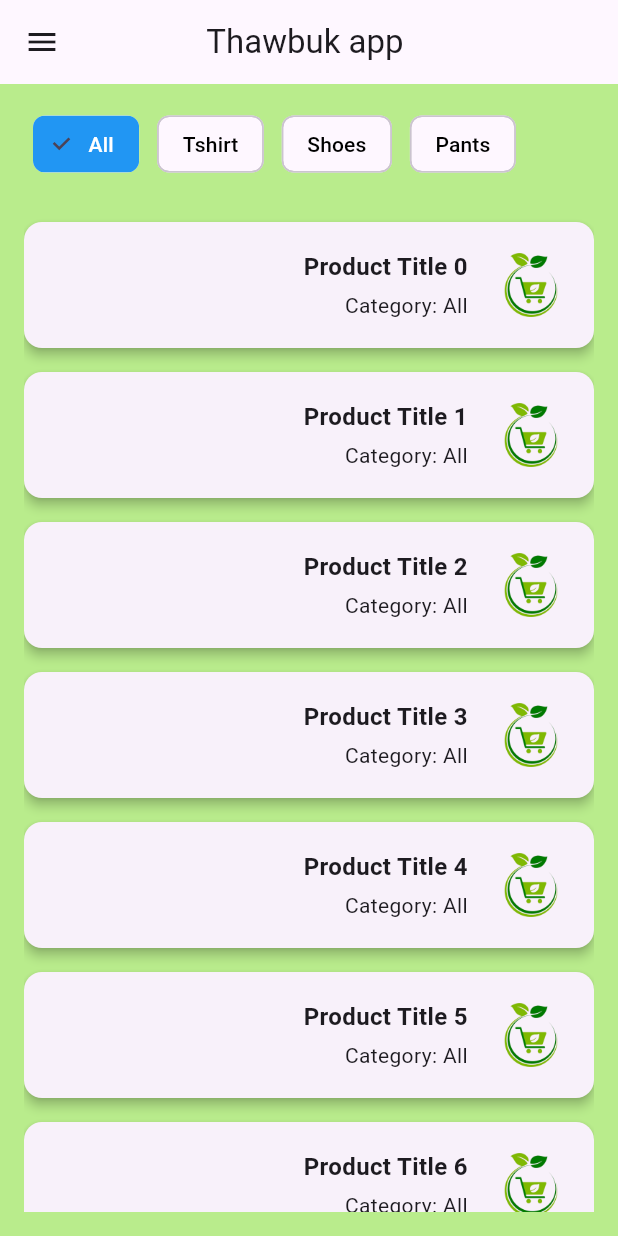
After one commit to ghazibayan905-cmd/thawbuk, a Flutter app: the HomePage screen opened directly, on a phone screen of 412 x 824 dp. The commit adds this screen. Run offline on Flutter 3.47's test engine with Material 3 defaults, Android fonts, the phone set to English and light mode, and no system bars; our stand-ins replace dartz, get, pinput; accounts and stored records are empty.

Commit message:
Implement login success and redirect to home screen

```diff
--- /dev/null
+++ b/lib/core/data/model/product_model.dart
@@ -0,0 +1,78 @@
+class Product {
+	String? sId;
+	String? name;
+	int? stock;
+	String? description;
+	int? price;
+	String? categoryId;
+	List<String>? images;
+	List<String>? sizes;
+	List<String>? colors;
+	AgeRange? ageRange;
+	String? nameAr;
+	String? descriptionAr;
+	int? rating;
+	int? reviewsCount;
+	int? favoritesCount;
+	int? viewsCount;
+
+	Product({this.sId, this.name, this.stock, this.description, this.price, this.categoryId, this.images, this.sizes, this.colors, this.ageRange, this.nameAr, this.descriptionAr, this.rating, this.reviewsCount, this.favoritesCount, this.viewsCount});
+
+	Product.fromJson(Map<String, dynamic> json) {
+		sId = json['_id'];
+		name = json['name'];
+		stock = json['stock'];
+		description = json['description'];
+		price = json['price'];
+		categoryId = json['categoryId'];
+		images = json['images'].cast<String>();
+		sizes = json['sizes'].cast<String>();
+		colors = json['colors'].cast<String>();
+		ageRange = json['ageRange'] != null ? new AgeRange.fromJson(json['ageRange']) : null;
+		nameAr = json['nameAr'];
+		descriptionAr = json['descriptionAr'];
+		rating = json['rating'];
+		reviewsCount = json['reviewsCount'];
+		favoritesCount = json['favoritesCount'];
+		viewsCount = json['viewsCount'];
+	}
+
+	Map<String, dynamic> toJson() {
+		final Map<String, dynamic> data = new Map<String, dynamic>();
+		data['_id'] = this.sId;
+		data['name'] = this.name;
+		data['stock'] = this.stock;
+		data['description'] = this.description;
+		data['price'] = this.price;
+		data['categoryId'] = this.categoryId;
+		data['images'] = this.images;
+		data['sizes'] = this.sizes;
+		data['colors'] = this.colors;
+		if (this.ageRange != null) {
+      data['ageRange'] = this.ageRange!.toJson();
+    }
+		data['nameAr'] = this.nameAr;
+		data['descriptionAr'] = this.descriptionAr;
+		data['rating'] = this.rating;
+		data['reviewsCount'] = this.reviewsCount;
+		data['favoritesCount'] = this.favoritesCount;
+		data['viewsCount'] = this.viewsCount;
+		return data;
+	}
+}
+
+class AgeRange {
+
+
+	AgeRange(
+
+  );
+
+	AgeRange.fromJson(Map<String, dynamic> json) {
+	}
+
+	Map<String, dynamic> toJson() {
+		final Map<String, dynamic> data = new Map<String, dynamic>();
+		return data;
+	}
+}
--- a/lib/main.dart
+++ b/lib/main.dart
@@ -1,3 +1,4 @@
+import 'package:e_commerce/ui/view/home_page/home_page.dart';
 import 'package:e_commerce/ui/view/splash_Screen/splash_Screen_view.dart';
 import 'package:flutter/material.dart';
 import 'package:get/route_manager.dart';
@@ -18,7 +19,7 @@ class MyApp extends StatelessWidget {
         scaffoldBackgroundColor: Color.fromARGB(255, 185, 236, 140),
         colorScheme: ColorScheme.fromSeed(seedColor: Colors.deepPurple),
       ),
-      home: const SplashScreenView(),
+      home: SplashScreenView(),
     );
   }
 }
--- a/lib/ui/view/authuntication/confirm_Account.dart
+++ b/lib/ui/view/authuntication/confirm_Account.dart
@@ -1,6 +1,4 @@
-import 'package:e_commerce/ui/view/authuntication/sign_Up/sign_Up_Controller.dart';
-import 'package:e_commerce/core/enums/request_Type.dart';
-import 'package:e_commerce/core/utils/network_utils.dart';
+import 'package:e_commerce/ui/view/authuntication/sign_up/sign_up_controller.dart';
 import 'package:flutter/material.dart';
 import 'package:get/get.dart';
 import 'package:pinput/pinput.dart';
@@ -30,7 +28,6 @@ class ConfirmAccount extends StatelessWidget {
               onChanged: (value) {
                 pinController.text = value;
               },
-
             ),
             const SizedBox(height: 24),
             ElevatedButton(
--- a/lib/ui/view/authuntication/login_Controller.dart
+++ b/lib/ui/view/authuntication/login_Controller.dart
@@ -1,5 +1,6 @@
 import 'package:e_commerce/core/data/dto/auth_dto.dart';
 import 'package:e_commerce/core/data/repositories/auth_repositories.dart';
+import 'package:e_commerce/ui/view/home_page/home_page.dart';
 import 'package:flutter/widgets.dart';
 import 'package:get/get.dart';
 
@@ -26,6 +27,7 @@ class LoginController extends GetxController {
           Get.snackbar("Success", r);
         },
       );
+      Get.to(HomePage());
     });
     update();
   }
--- /dev/null
+++ b/lib/ui/view/home_page/home_page.dart
@@ -0,0 +1,137 @@
+import 'package:e_commerce/core/constant/app_image.dart';
+import 'package:flutter/material.dart';
+
+class HomePage extends StatefulWidget {
+  const HomePage({super.key});
+
+  @override
+  State<HomePage> createState() => _HomePageState();
+}
+
+class _HomePageState extends State<HomePage> {
+  int selectedIndex = 0;
+
+  final List<String> categories = ["All", "Tshirt", "Shoes", "Pants"];
+
+  @override
+  Widget build(BuildContext context) {
+    return SafeArea(
+      child: Scaffold(
+        appBar: AppBar(title: const Text("Thawbuk app "), centerTitle: true),
+
+        drawer: Drawer(
+          child: ListView(
+            padding: EdgeInsets.zero,
+            children: [
+              UserAccountsDrawerHeader(
+                accountName: const Text("bayan ghazi"),
+                accountEmail: const Text("bayanghazi@example.com"),
+                currentAccountPicture: CircleAvatar(
+                  backgroundImage: AssetImage(Appimages.logo),
+                ),
+              ),
+              ListTile(
+                leading: const Icon(Icons.home),
+                title: const Text("Home"),
+                onTap: () {
+                  Navigator.pop(context);
+                },
+              ),
+            ],
+          ),
+        ),
+
+        body: Padding(
+          padding: const EdgeInsets.all(16.0),
+          child: Column(
+            crossAxisAlignment: CrossAxisAlignment.start,
+            children: [
+              SingleChildScrollView(
+                scrollDirection: Axis.horizontal,
+                reverse: true,
+                child: Row(
+                  children: List.generate(categories.length, (index) {
+                    return Padding(
+                      padding: const EdgeInsets.symmetric(horizontal: 6),
+                      child: ChoiceChip(
+                        label: Text(categories[index]),
+                        selected: selectedIndex == index,
+                        onSelected: (value) {
+                          setState(() {
+                            selectedIndex = index;
+                          });
+                        },
+                        selectedColor: Colors.blue,
+                        labelStyle: TextStyle(
+                          color: selectedIndex == index
+                              ? Colors.white
+                              : Colors.black,
+                        ),
+                      ),
+                    );
+                  }),
+                ),
+              ),
+              const SizedBox(height: 20),
+
+              Expanded(
+                child: ListView.builder(
+                  itemCount: 10,
+                  itemBuilder: (context, index) {
+                    return Card(
+                      shape: RoundedRectangleBorder(
+                        borderRadius: BorderRadius.circular(12),
+                      ),
+                      elevation: 3,
+                      margin: const EdgeInsets.symmetric(vertical: 8),
+                      child: Padding(
+                        padding: const EdgeInsets.all(12.0),
+                        child: Row(
+                          mainAxisAlignment: MainAxisAlignment.end,
+                          children: [
+                            Expanded(
+                              child: Column(
+                                crossAxisAlignment: CrossAxisAlignment.end,
+                                children: [
+                                  Text(
+                                    "Product Title $index",
+                                    style: const TextStyle(
+                                      fontWeight: FontWeight.bold,
+                                      fontSize: 16,
+                                    ),
+                                    textAlign: TextAlign.right,
+                                  ),
+                                  const SizedBox(height: 4),
+                                  Text(
+                                    "Category: ${categories[selectedIndex]}",
+                                    maxLines: 2,
+                                    overflow: TextOverflow.ellipsis,
+                                    textAlign: TextAlign.right,
+                                  ),
+                                ],
+                              ),
+                            ),
+                            const SizedBox(width: 12),
+                            ClipRRect(
+                              borderRadius: BorderRadius.circular(8),
+                              child: Image.asset(
+                                Appimages.logo,
+                                width: 60,
+                                height: 60,
+                                fit: BoxFit.cover,
+                              ),
+                            ),
+                          ],
+                        ),
+                      ),
+                    );
+                  },
+                ),
+              ),
+            ],
+          ),
+        ),
+      ),
+    );
+  }
+}
```
Also changed, not shown: lib/core/data/dto/auth_dto.dart (+11 -3 lines), lib/core/data/repositories/auth_repositories.dart (+6 -4 lines), lib/ui/view/authuntication/login.dart (+16 -15 lines), lib/ui/view/authuntication/sign_Up/sign_Up.dart (+9 -8 lines), lib/ui/view/authuntication/sign_Up/sign_Up_Controller.dart (+23 -10 lines).
